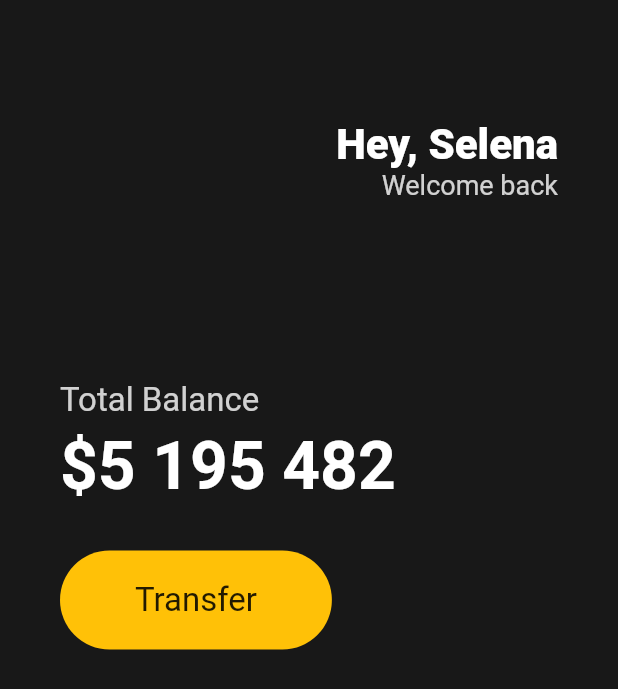
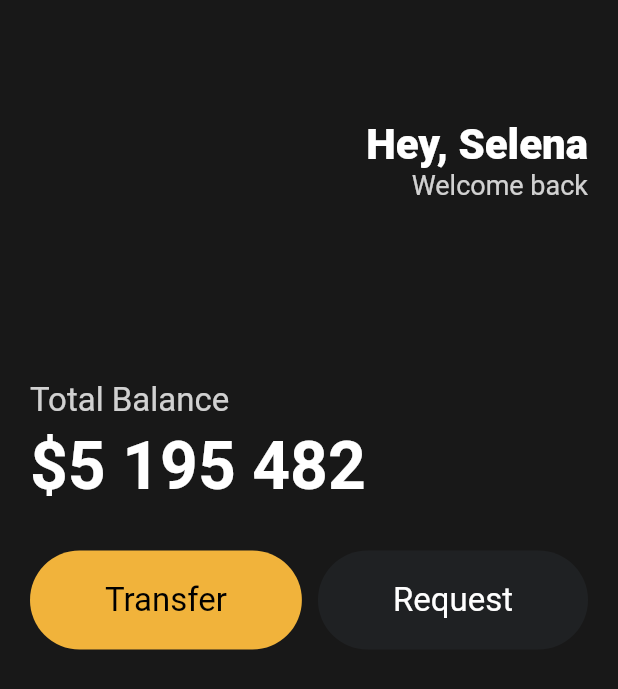
Before and after one commit to janehub/toonflix, a Flutter app: the screen it shows after launch, on a phone screen of 412 x 824 dp. Shown: the top 689 px of the screen. Run offline on Flutter 3.47's test engine with Material 2 defaults, Android fonts, the phone set to English and light mode, and no system bars.

Commit message:
Reusable Widgets

```diff
--- a/lib/main.dart
+++ b/lib/main.dart
@@ -1,4 +1,5 @@
 import 'package:flutter/material.dart';
+import 'package:toonflix/widgets/button.dart';
 
 //constant : 수정할 수 없고, compile 전에 value를 알 수 있는 변수
 // constant 변수로 만들면 런타임 전에 컴파일러가 컴파일 하는 중에 값을 산정할 수 있어서 앱이 동작하기에 더 쉬움
@@ -23,7 +24,7 @@ class App extends StatelessWidget {
       home: Scaffold(
           backgroundColor: const Color(0xFF181818),
           body: Padding(
-            padding: const EdgeInsets.symmetric(horizontal: 40),
+            padding: const EdgeInsets.symmetric(horizontal: 20),
             child: Column(
               crossAxisAlignment: CrossAxisAlignment.start,
               children: [
@@ -80,25 +81,16 @@ class App extends StatelessWidget {
                   height: 30,
                 ),
                 Row(
+                  mainAxisAlignment: MainAxisAlignment.spaceBetween,
                   children: [
-                    Container(
-                      decoration: BoxDecoration(
-                        color: Colors.amber,
-                        borderRadius: BorderRadius.circular(45),
-                      ),
-                      child: const Padding(
-                        padding: EdgeInsets.symmetric(
-                          vertical: 20,
-                          horizontal: 50,
-                        ),
-                        child: Text(
-                          'Transfer',
-                          style: TextStyle(
-                            fontSize: 22,
-                          ),
-                        ),
-                      ),
-                    ),
+                    Button(
+                        text: 'Transfer',
+                        bgColor: const Color(0xFFF1B33B),
+                        textColor: Colors.black),
+                    Button(
+                        text: 'Request',
+                        bgColor: const Color(0xFF1F2123),
+                        textColor: Colors.white),
                   ],
                 ),
               ],
--- /dev/null
+++ b/lib/widgets/button.dart
@@ -0,0 +1,36 @@
+import 'package:flutter/material.dart';
+
+class Button extends StatelessWidget {
+  final String text;
+  final Color bgColor;
+  final Color textColor;
+
+  const Button(
+      {super.key,
+      required this.text,
+      required this.bgColor,
+      required this.textColor});
+
+  @override
+  Widget build(BuildContext context) {
+    return Container(
+      decoration: BoxDecoration(
+        color: bgColor,
+        borderRadius: BorderRadius.circular(45),
+      ),
+      child: Padding(
+        padding: const EdgeInsets.symmetric(
+          vertical: 20,
+          horizontal: 50,
+        ),
+        child: Text(
+          text,
+          style: TextStyle(
+            color: textColor,
+            fontSize: 22,
+          ),
+        ),
+      ),
+    );
+  }
+}
```
